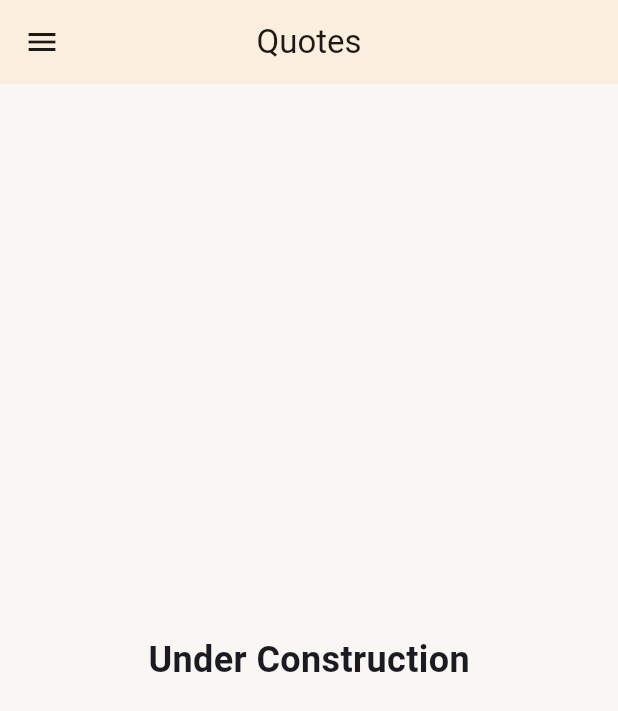
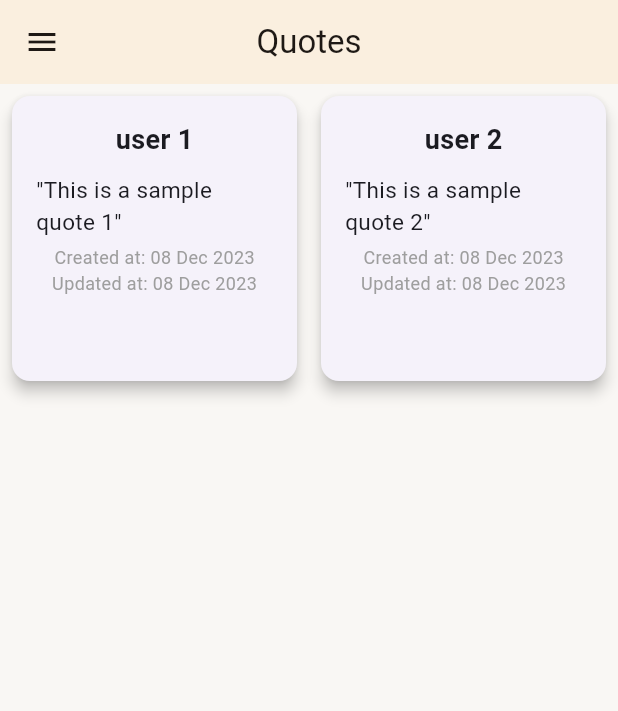
Before and after one commit to PeBePe/readme-mobile, a Flutter app: the QuotesPage screen opened directly, on a phone screen of 412 x 824 dp. Shown: the top 711 px of the screen. Run offline on Flutter 3.47's test engine with Material 3 defaults, Android fonts, the light colour scheme and no system bars; our stand-ins replace shared_preferences; missing offline and left inert: pbp_django_auth; accounts and stored records are empty.

Commit message:
quotes page UI dummy

```diff
--- /dev/null
+++ b/lib/quotes/models/quotes_item.dart
@@ -0,0 +1,64 @@
+// To parse this JSON data, do
+//
+//     final product = productFromJson(jsonString);
+
+import 'dart:convert';
+
+List<Product> productFromJson(String str) => List<Product>.from(json.decode(str).map((x) => Product.fromJson(x)));
+
+String productToJson(List<Product> data) => json.encode(List<dynamic>.from(data.map((x) => x.toJson())));
+
+class Product {
+    String model;
+    int pk;
+    Fields fields;
+
+    Product({
+        required this.model,
+        required this.pk,
+        required this.fields,
+    });
+
+    factory Product.fromJson(Map<String, dynamic> json) => Product(
+        model: json["model"],
+        pk: json["pk"],
+        fields: Fields.fromJson(json["fields"]),
+    );
+
+    Map<String, dynamic> toJson() => {
+        "model": model,
+        "pk": pk,
+        "fields": fields.toJson(),
+    };
+}
+
+class Fields {
+    DateTime createdAt;
+    DateTime updatedAt;
+    String quote;
+    int user;
+    String username;
+
+    Fields({
+        required this.createdAt,
+        required this.updatedAt,
+        required this.quote,
+        required this.user,
+        required this.username,
+    });
+
+    factory Fields.fromJson(Map<String, dynamic> json) => Fields(
+        createdAt: DateTime.parse(json["created_at"]),
+        updatedAt: DateTime.parse(json["updated_at"]),
+        quote: json["quote"],
+        user: json["user"],
+        username: json["username"],
+    );
+
+    Map<String, dynamic> toJson() => {
+        "created_at": createdAt.toIso8601String(),
+        "updated_at": updatedAt.toIso8601String(),
+        "quote": quote,
+        "user": user,
+    };
+}
--- a/lib/quotes/screens/quotes.dart
+++ b/lib/quotes/screens/quotes.dart
@@ -1,7 +1,13 @@
 import 'package:flutter/material.dart';
+import 'package:readme_mobile/quotes/models/quotes_item.dart';
+import 'package:readme_mobile/quotes/widgets/quotes_card.dart'; // Pastikan ini adalah path yang benar
 import 'package:readme_mobile/readme/widgets/left_drawer.dart';
+import 'package:shared_preferences/shared_preferences.dart';
 
 class QuotesPage extends StatefulWidget {
+  //final String username;
+
+  //const QuotesPage({Key? key, required this.username}) : super(key: key);
   const QuotesPage({super.key});
 
   @override
@@ -9,30 +15,79 @@ class QuotesPage extends StatefulWidget {
 }
 
 class _QuotesPageState extends State<QuotesPage> {
-  // Fetch data from API here
+  // Inisialisasi dummyQuotes di sini
+  late final List<Product> dummyQuotes;
+
+  @override
+  void initState() {
+    super.initState();
+    // Isi dummyQuotes dengan data contoh
+    dummyQuotes = [
+      Product(
+        model: 'Model 1',
+        pk: 1,
+        fields: Fields(
+          createdAt: DateTime.now(),
+          updatedAt: DateTime.now(),
+          quote: 'This is a sample quote 1',
+          user: 1,
+          username: 'user 1',
+          //user: 1,
+        ),
+      ),
+      // Tambahkan item lain jika perlu
+      Product(
+        model: 'Model 1',
+        pk: 1,
+        fields: Fields(
+          createdAt: DateTime.now(),
+          updatedAt: DateTime.now(),
+          quote: 'This is a sample quote 2',
+          user: 1,
+          username: "user 2",
+          //user: 1,
+        ),
+      ),
+    ];
+  }
 
   @override
   Widget build(BuildContext context) {
-    // final request = context.watch<CookieRequest>();
     return Scaffold(
       backgroundColor: const Color(0xFFF9F7F4),
       appBar: AppBar(
-        title: const Text(
-          'Quotes',
-        ),
+        title: const Text('Quotes'),
         backgroundColor: const Color(0xFFFAEFDF),
         foregroundColor: const Color(0xFF1E1915),
         centerTitle: true,
       ),
       drawer: const LeftDrawer(),
-      body: const Center(
-        child: Text(
-          'Under Construction',
-          style: TextStyle(
-            fontSize: 24,
-            fontWeight: FontWeight.bold,
+      body: Column(
+        children: [
+          // Padding(
+          //   padding: const EdgeInsets.all(16.0),
+          //   child: Text(
+          //     'Some Quotes to Cheer Up $username\'s Day 🥂',
+          //     style: const TextStyle(
+          //       fontSize: 24,
+          //       fontWeight: FontWeight.bold,
+          //     ),
+          //     textAlign: TextAlign.center,
+          //   ),
+          // ),
+          Expanded(
+            child: GridView.builder(
+              gridDelegate: SliverGridDelegateWithFixedCrossAxisCount(
+                crossAxisCount: 2, // Menampilkan dua card dalam satu baris
+                childAspectRatio: 1.0, // Mengatur agar card menjadi persegi
+              ),
+              itemCount: dummyQuotes.length,
+              itemBuilder: (BuildContext context, int index) {
+                return QuoteCard(quote: dummyQuotes[index]);
+              },
+            ),
           ),
-        ),
+        ],
       ),
     );
   }
--- /dev/null
+++ b/lib/quotes/widgets/quotes_card.dart
@@ -0,0 +1,58 @@
+import 'package:flutter/material.dart';
+import 'package:intl/intl.dart';
+import 'package:readme_mobile/quotes/models/quotes_item.dart';
+
+class QuoteCard extends StatelessWidget {
+  final Product quote;
+
+  const QuoteCard({Key? key, required this.quote}) : super(key: key);
+
+  @override
+  Widget build(BuildContext context) {
+    Fields fields = quote.fields;
+
+    return Card(
+      elevation: 4.0, // Menambahkan sedikit bayangan untuk efek kedalaman
+      margin: const EdgeInsets.all(8.0), // Margin di sekeliling card
+      child: Padding(
+        padding: const EdgeInsets.all(16.0), // Padding di dalam card
+        child: Column(
+          crossAxisAlignment: CrossAxisAlignment.center,
+          children: [
+            Text(
+              fields.username, // Deskripsi quote
+              style: const TextStyle(
+                fontSize: 18.0,
+                fontWeight: FontWeight.bold,
+              ),
+            ),
+            const SizedBox(height: 10.0),
+            Text(
+              '"' + fields.quote + '"', // Username
+              style: const TextStyle(
+                fontSize: 15.0,
+                fontWeight: FontWeight.normal,
+                //color: Colors.grey,
+              ),
+            ),
+            const SizedBox(height: 5.0),
+            Text(
+              'Created at: ' + DateFormat('dd MMM yyyy').format(fields.createdAt), // Date added dengan format yang diinginkan
+              style: const TextStyle(
+                fontSize: 12.0,
+                color: Colors.grey,
+              ),
+            ),
+            Text(
+              'Updated at: ' + DateFormat('dd MMM yyyy').format(fields.createdAt), // Date added dengan format yang diinginkan
+              style: const TextStyle(
+                fontSize: 12.0,
+                color: Colors.grey,
+              ),
+            ),
+          ],
+        ),
+      ),
+    );
+  }
+}
--- a/lib/readme/screens/login.dart
+++ b/lib/readme/screens/login.dart
@@ -84,7 +84,7 @@ class _LoginPageState extends State<LoginPage> {
                 // Untuk menyambungkan Android emulator dengan Django pada localhost,
                 // gunakan URL http://10.0.2.2/
                 final response =
-                    await request.login("http://10.0.2.2:8000/api/auth/login", {
+                    await request.login("http://localhost:8000/api/auth/login", {
                   'username': username,
                   'password': password,
                 });
--- a/pubspec.yaml
+++ b/pubspec.yaml
@@ -30,7 +30,7 @@ environment:
 dependencies:
   flutter:
     sdk: flutter
-
+  intl: ^0.17.0 #tambahan untuk mengakses DateFormat
 
   # The following adds the Cupertino Icons font to your application.
   # Use with the CupertinoIcons class for iOS style icons.
```
Also changed, not shown: pubspec.lock.
